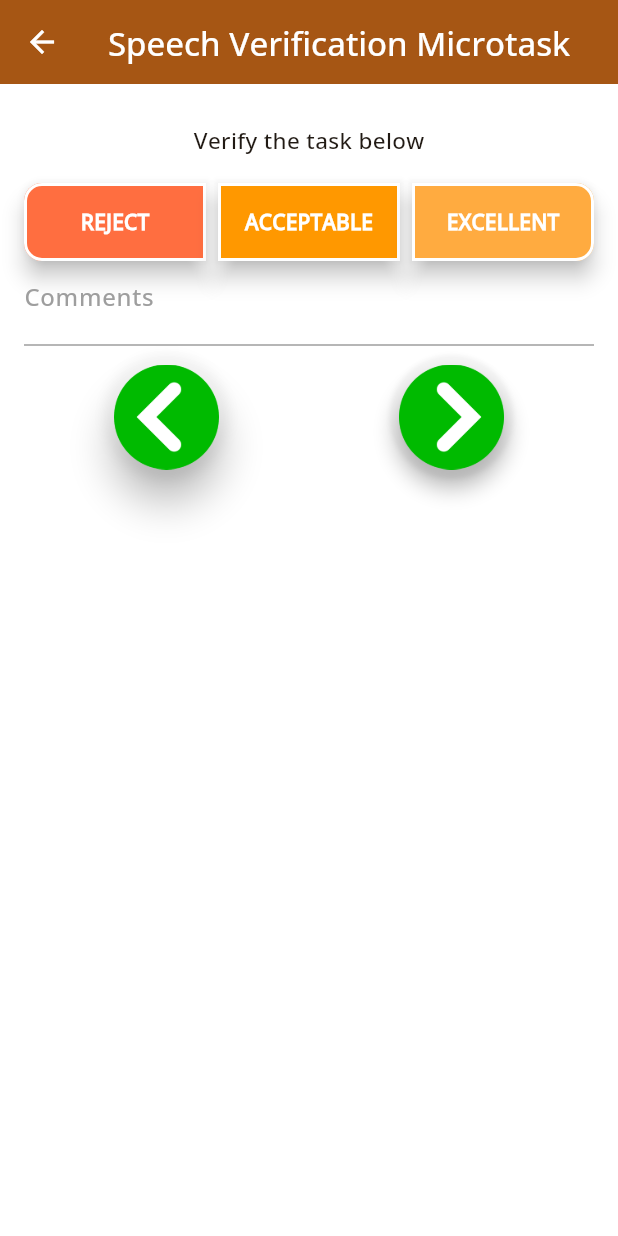
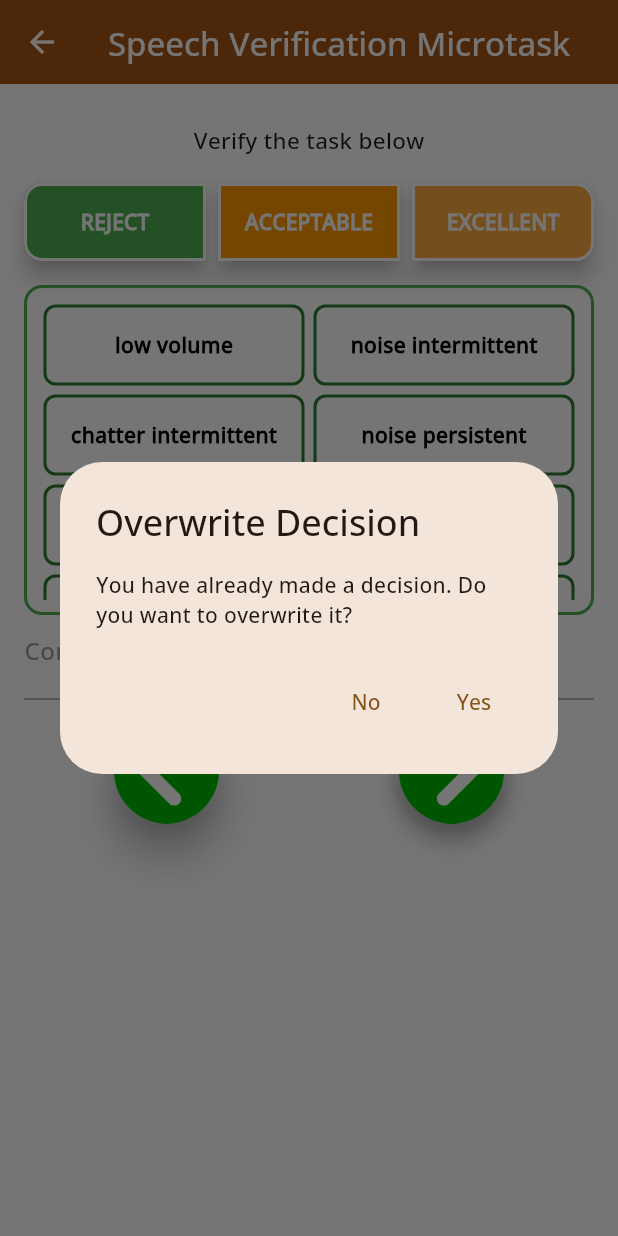
Before and after one commit to AI4Bharat/KathbathXFrontend, a Flutter app: the SpeechVerificationScreen screen opened directly with empty values, after a tap on "REJECT", after a tap on "EXCELLENT", on a phone screen of 412 x 824 dp. Run offline on Flutter 3.47's test engine with Material 3 defaults, Android fonts, the phone set to English and light mode, and no system bars; our stand-ins replace camera, chewie, dio, drift, firebase_core, firebase_crashlytics and 6 more; missing offline and left inert: android_play_install_referrer, audio_session, flutter_sound; accounts and stored records are empty; generated files the repository leaves out were written again; network calls fail.

Commit message:
Speech verification page override alert added

```diff
--- a/lib/screens/microtasks/microtask_speech_verification.dart
+++ b/lib/screens/microtasks/microtask_speech_verification.dart
@@ -57,9 +57,11 @@ class _SpeechVerificationScreenState extends State<SpeechVerificationScreen> {
   bool isRecordingOutputPresent = false;
   bool isSentenceOutputPresent = false;
   bool isDecisionMade = false;
+  final TextEditingController _commentController = TextEditingController();
+  bool isValueFromDb = false;
 
   final Map<String, dynamic> evaluationMap = {
-    "decision": false,
+    "decision": null,
     "comments": false
   };
 
@@ -116,12 +118,36 @@ class _SpeechVerificationScreenState extends State<SpeechVerificationScreen> {
   }
 
   Future<bool> updateDbIfCompleted() async {
+    if (evaluationMap['decision'] == null) {
+      return false;
+    } else {
       _microTaskAssignmentDao.updateMicrotaskAssignmentStatus(
           assignmentId!, MicrotaskAssignmentStatus.COMPLETED);
-    String fileJson = '{"data":{${jsonEncode(evaluationMap)}}';
+      String fileJson = '{"data":${jsonEncode(evaluationMap)},"files":{}}';
       int updateStatus = await _microTaskAssignmentDao
           .updateMicrotaskAssignmentOutputFile(assignmentId!, fileJson);
       return (updateStatus == 1);
+    }
+  }
+
+  Future<String?> getDecisionInDb() async {
+    MicroTaskAssignmentRecord? currentAssignment =
+        await _microTaskAssignmentDao.getMicroTaskAssignmentById(assignmentId!);
+    if (currentAssignment!.output != null) {
+      // log("Output file: ${currentAssignment.output}");
+      var decodedJson = jsonDecode(currentAssignment.output!);
+      var existingDecision = decodedJson['data']?['decision'];
+
+      if (existingDecision != null) {
+        isValueFromDb = true;
+      } else {
+        isValueFromDb = false;
+      }
+      log("Is value present in the db: ${isValueFromDb} and existinG DECISION IS $existingDecision");
+      return existingDecision;
+    } else {
+      return null;
+    }
   }
 
   Future<bool> updateSkippedAssignment() async {
@@ -159,12 +185,15 @@ class _SpeechVerificationScreenState extends State<SpeechVerificationScreen> {
           assignmentId = relevantAssignments[0].id;
         });
 
+        String? currentDecision = await getDecisionInDb();
+
         Map<String, String> inputPaths = await saveAssignmentFiles(
             widget.microtasks[microNum].id, assignmentId!,
             imageFilename: inputImageFilename,
             audioFilename: inputAudioFilename,
             recordingFilename: inputRecordingFilename);
         setState(() {
+          evaluationMap['decision'] = currentDecision;
           inputImagePath = inputPaths['image_path'];
           inputAudioPath = inputPaths['audio_prompt_path'];
           inputRecordingPath = inputPaths['recording_path'];
@@ -267,6 +296,34 @@ class _SpeechVerificationScreenState extends State<SpeechVerificationScreen> {
     );
   }
 
+  Future<bool?> showOverwriteWarning() {
+    return (showDialog<bool>(
+      context: context,
+      barrierDismissible: false, // Prevent closing by tapping outside
+      builder: (BuildContext context) {
+        return AlertDialog(
+          title: const Text('Overwrite Decision'),
+          content: const Text(
+              'You have already made a decision. Do you want to overwrite it?'),
+          actions: <Widget>[
+            TextButton(
+              onPressed: () {
+                Navigator.of(context).pop(false); // User declines
+              },
+              child: const Text('No'),
+            ),
+            TextButton(
+              onPressed: () {
+                Navigator.of(context).pop(true); // User consents
+              },
+              child: const Text('Yes'),
+            ),
+          ],
+        );
+      },
+    )); // Return false if the dialog is dismissed without a response
+  }
+
   @override
   Widget build(BuildContext context) {
     return ChangeNotifierProvider<CheckboxProvider>(
@@ -310,6 +367,7 @@ class _SpeechVerificationScreenState extends State<SpeechVerificationScreen> {
                                   flex: 2,
                                   child: Text(
                                     'Instruction audio: ',
+                                    textAlign: TextAlign.center,
                                     style: TextStyle(
                                         fontSize: 16,
                                         fontWeight: FontWeight.bold),
@@ -320,7 +378,6 @@ class _SpeechVerificationScreenState extends State<SpeechVerificationScreen> {
                                   child: PlayerWidget(
                                     filePath: inputAudioPath!,
                                     duration: 4,
-                                    lPBar: false,
                                     playerModel:
                                         AudioPlayerModel(inputAudioPath!),
                                   ),
@@ -347,7 +404,7 @@ class _SpeechVerificationScreenState extends State<SpeechVerificationScreen> {
                                 ),
                                 Expanded(
                                   flex:
-                                      2, // Use a ratio for how much space this should take
+                                      5, // Use a ratio for how much space this should take
                                   child: PlayerWidget(
                                     filePath: inputRecordingPath!,
                                     duration: recordingDuration,
@@ -371,14 +428,23 @@ class _SpeechVerificationScreenState extends State<SpeechVerificationScreen> {
                     children: [
                       Expanded(
                         child: ElevatedButton(
-                          onPressed: () {
+                          onPressed: () async {
+                            if (evaluationMap['decision'] != null) {
+                              bool? shouldProceed =
+                                  await showOverwriteWarning();
+                              if (!shouldProceed!) return;
+                            }
                             setState(() {
+                              isValueFromDb = false;
                               isDecisionMade = true;
                               evaluationMap['decision'] = 'reject';
                             });
                           },
                           style: ElevatedButton.styleFrom(
-                            backgroundColor: Colors.deepOrangeAccent,
+                            backgroundColor:
+                                evaluationMap['decision'] == 'reject'
+                                    ? Colors.green
+                                    : Colors.deepOrangeAccent,
                             padding: const EdgeInsets.symmetric(vertical: 16.0),
                             shape: const RoundedRectangleBorder(
                               borderRadius: BorderRadius.only(
@@ -401,14 +467,23 @@ class _SpeechVerificationScreenState extends State<SpeechVerificationScreen> {
                       const SizedBox(width: 8.0),
                       Expanded(
                         child: ElevatedButton(
-                          onPressed: () {
+                          onPressed: () async {
+                            if (evaluationMap['decision'] != null) {
+                              bool? shouldProceed =
+                                  await showOverwriteWarning();
+                              if (!shouldProceed!) return;
+                            }
                             setState(() {
+                              isValueFromDb = false;
                               isDecisionMade = true;
                               evaluationMap['decision'] = 'acceptable';
                             });
                           },
                           style: ElevatedButton.styleFrom(
-                            backgroundColor: Colors.orange,
+                            backgroundColor:
+                                evaluationMap['decision'] == 'acceptable'
+                                    ? Colors.green
+                                    : Colors.orange,
                             padding: const EdgeInsets.symmetric(vertical: 16.0),
                             shape: const RoundedRectangleBorder(
                               borderRadius: BorderRadius.zero,
@@ -428,14 +503,23 @@ class _SpeechVerificationScreenState extends State<SpeechVerificationScreen> {
                       const SizedBox(width: 8.0),
                       Expanded(
                         child: ElevatedButton(
-                          onPressed: () {
+                          onPressed: () async {
+                            if (evaluationMap['decision'] != null) {
+                              bool? shouldProceed =
+                                  await showOverwriteWarning();
+                              if (!shouldProceed!) return;
+                            }
                             setState(() {
+                              isValueFromDb = false;
                               isDecisionMade = false;
                               evaluationMap['decision'] = 'excellent';
                             });
                           },
                           style: ElevatedButton.styleFrom(
-                            backgroundColor: Colors.orangeAccent,
+                            backgroundColor:
+                                evaluationMap['decision'] == 'excellent'
+                                    ? Colors.green
+                                    : Colors.orangeAccent,
                             padding: const EdgeInsets.symmetric(vertical: 16.0),
                             shape: const RoundedRectangleBorder(
                               borderRadius: BorderRadius.only(
@@ -477,8 +561,9 @@ class _SpeechVerificationScreenState extends State<SpeechVerificationScreen> {
                         ),
                       ],
                     ),
-                  const TextField(
-                    decoration: InputDecoration(
+                  TextField(
+                    controller: _commentController,
+                    decoration: const InputDecoration(
                       hintText: 'Comments',
                       hintStyle: TextStyle(color: Colors.grey),
                       border: InputBorder.none,
@@ -490,22 +575,33 @@ class _SpeechVerificationScreenState extends State<SpeechVerificationScreen> {
                   ),
 
                   NextBackWidget(onBackPressed: () {
+                    _commentController.clear();
+                    final checkboxProvider =
+                        Provider.of<CheckboxProvider>(context, listen: false);
                     if (microNum > 0) {
                       setState(() {
+                        isDecisionMade = false;
                         microNum--;
                         _updateSentence();
                         _updateImageAudio();
+                        checkboxProvider.resetAll();
+                        evaluationMap['decision'] = null;
                       });
                     } else {
                       callToast('No previous task');
                     }
                   }, onNextPressed: () async {
-                    {
+                    bool recordDone;
+                    final checkboxProvider =
+                        Provider.of<CheckboxProvider>(context, listen: false);
+                    if (!isValueFromDb) {
+                      evaluationMap["comments"] =
+                          (_commentController.text == "")
+                              ? "false"
+                              : _commentController.text;
+                      _commentController.clear();
                       final checkedItemsMap =
-                          Provider.of<CheckboxProvider>(context, listen: false)
-                              .items
-                              .asMap()
-                              .map((index, item) {
+                          checkboxProvider.items.asMap().map((index, item) {
                         final modifiedItemName =
                             item.itemName.replaceAll(' ', '_');
                         return MapEntry(modifiedItemName, item.isChecked);
@@ -529,13 +625,21 @@ class _SpeechVerificationScreenState extends State<SpeechVerificationScreen> {
                             item: false
                         });
                       }
-                      bool recordDone = await updateDbIfCompleted();
+                      log("Evaluation map values : $evaluationMap");
+
+                      recordDone = await updateDbIfCompleted();
+                    } else {
+                      recordDone = true;
+                    }
                     if (microNum < widget.microtasks.length - 1) {
                       if (recordDone) {
                         setState(() {
                           ++microNum;
                           _updateSentence();
                           _updateImageAudio();
+                          checkboxProvider.resetAll();
+                          evaluationMap['decision'] = null;
+                          isDecisionMade = false;
                         });
                       } else {
                         showSkipDialog(true);
@@ -551,7 +655,6 @@ class _SpeechVerificationScreenState extends State<SpeechVerificationScreen> {
                         Navigator.pop(context);
                       }
                     }
-                    }
                   }),
                 ],
               ),
```
Also changed, not shown: lib/providers/checkbox_provider.dart (+9 -0 lines). Lines whose indentation alone changed are shown as unchanged.
